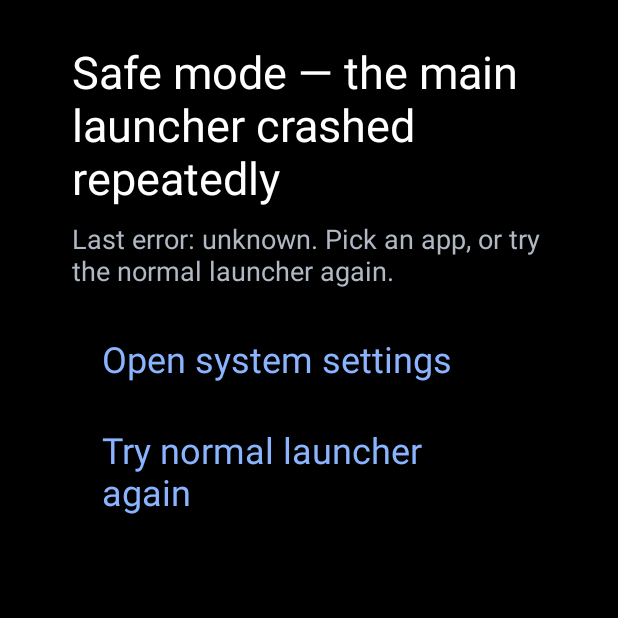
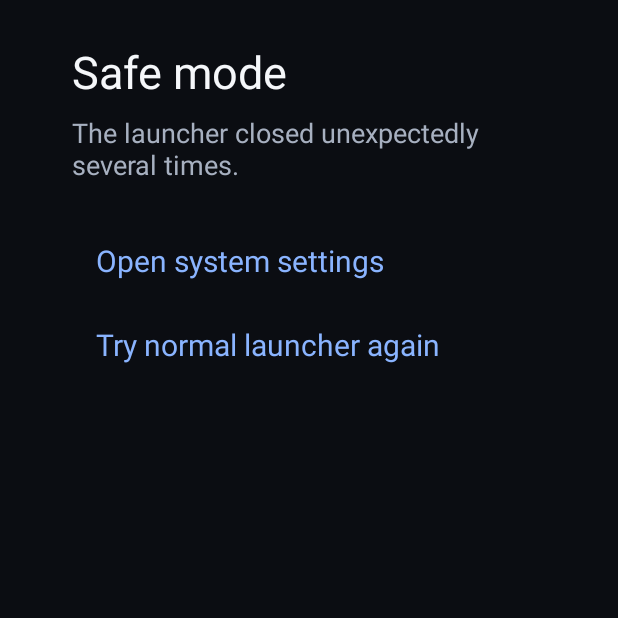
Before and after one commit to krishnaakshath/horizon, an Android app: the SafeModeActivity screen opened directly, with no data from a screen before it, on a phone screen of 412 x 824 dp, the top half of it. Run offline under Robolectric (Android 15) with nearby library versions, the light colour scheme and no system bars.

Commit message:
safe mode: calm, focus-clear screens (still framework-only)
Title plus one calm subtitle line (exception class only), a 640 dp list of
56 dp rows with the same white focus fill and dark text as the launcher's
panels, ways out in the accent colour, and the minimal screen built from the
same rows instead of stock buttons. No launcher Theme, fonts or panel code is
used, so safe mode keeps its independence.

```diff
--- a/launcher/app/src/main/java/dev/tvlauncher/safemode/SafeModeActivity.kt
+++ b/launcher/app/src/main/java/dev/tvlauncher/safemode/SafeModeActivity.kt
@@ -2,13 +2,16 @@ package dev.tvlauncher.safemode
 
 import android.app.Activity
 import android.content.Intent
+import android.content.res.ColorStateList
 import android.graphics.Color
+import android.graphics.drawable.GradientDrawable
+import android.graphics.drawable.StateListDrawable
 import android.os.Bundle
 import android.util.TypedValue
+import android.view.Gravity
 import android.view.View
 import android.view.ViewGroup
 import android.widget.BaseAdapter
-import android.widget.Button
 import android.widget.LinearLayout
 import android.widget.ListView
 import android.widget.TextView
@@ -61,36 +64,49 @@ class SafeModeActivity : Activity() {
 
     private fun buildList() {
         val root = column()
-        root.addView(text(SafeModeList.HEADER, 30f, Color.WHITE))
         val last = try { SafeMode.guard(this).history.lastException } catch (e: Throwable) { null }
-        root.addView(text("Last error: ${last ?: "unknown"}. Pick an app, or try the normal launcher again.", 18f, GREY)
-            .apply { setPadding(0, px(8), 0, px(16)) })
+        header(root, SafeModeList.subtitle(last, minimal = false))
         list = ListView(this).apply {
             itemsCanFocus = false
             divider = null
+            dividerHeight = 0
+            isVerticalScrollBarEnabled = false
+            selector = rounded(FOCUS)
+            setDrawSelectorOnTop(false)
             setOnItemClickListener { _, _, position, _ -> rows.getOrNull(position)?.let(::open) }
         }
-        root.addView(list, LinearLayout.LayoutParams(-1, 0, 1f))
+        root.addView(list, LinearLayout.LayoutParams(px(LIST_W), 0, 1f).apply { topMargin = px(24) })
         setContentView(root)
+    }
+
+    /** Title and one calm line; framework views only. */
+    private fun header(root: LinearLayout, sub: String) {
+        root.addView(text(SafeModeList.TITLE, 30f, TEXT))
+        root.addView(text(sub, 18f, GREY).apply { setPadding(0, px(8), 0, 0) })
     }
 
     /** Minimal screen: framework buttons only, no app list, system Settings first. */
     private fun buildMinimal() {
         list = null
         val root = column()
-        root.addView(text(SafeModeList.HEADER, 30f, Color.WHITE))
+        header(root, SafeModeList.subtitle(null, minimal = true))
         var first: View? = null
         for (row in SafeModeList.minimal(StockLauncher.intent(this) != null, StockLauncher.label(this))) {
             val v: View = if (row is SafeModeList.Row.Notice) {
-                text(row.text, 18f, GREY)
+                text(row.text, 18f, GREY).apply { setPadding(px(16), px(8), px(16), px(8)) }
             } else {
-                Button(this).apply {
-                    text = SafeModeList.label(row)
+                rowView(row).apply {
+                    isFocusable = true
+                    isClickable = true
+                    background = StateListDrawable().apply {
+                        addState(intArrayOf(android.R.attr.state_focused), rounded(FOCUS))
+                        addState(intArrayOf(), rounded(Color.TRANSPARENT))
+                    }
                     setOnClickListener { open(row) }
                 }
             }
-            if (first == null && v is Button) first = v
-            root.addView(v, LinearLayout.LayoutParams(-2, -2).apply { topMargin = px(16) })
+            if (first == null && v.isFocusable) first = v
+            root.addView(v, LinearLayout.LayoutParams(px(LIST_W), -2).apply { topMargin = px(if (first === v) 24 else 4) })
         }
         setContentView(root)
         first?.requestFocus()
@@ -107,18 +123,13 @@ class SafeModeActivity : Activity() {
             override fun getCount() = rows.size
             override fun getItem(position: Int) = rows[position]
             override fun getItemId(position: Int) = position.toLong()
-            override fun getView(position: Int, convertView: View?, parent: ViewGroup): View =
-                ((convertView as? TextView) ?: text("", 24f, Color.WHITE).apply {
-                    setPadding(px(20), px(14), px(20), px(14))
-                }).apply {
-                    val row = rows[position]
+            override fun getView(position: Int, convertView: View?, parent: ViewGroup): View {
+                val row = rows[position]
+                return ((convertView as? TextView) ?: rowView(row)).apply {
                     text = SafeModeList.label(row)
-                    setTextColor(when (row) {
-                        is SafeModeList.Row.App -> Color.WHITE
-                        is SafeModeList.Row.Notice -> GREY
-                        else -> ACCENT
-                    })
+                    setTextColor(colors(row))
                 }
+            }
         }
         l.setSelection(0)
         l.requestFocus()
@@ -159,8 +170,33 @@ class SafeModeActivity : Activity() {
 
     private fun column() = LinearLayout(this).apply {
         orientation = LinearLayout.VERTICAL
-        setBackgroundColor(Color.BLACK)
+        setBackgroundColor(BASE)
         setPadding(px(48), px(27), px(48), px(27))
+    }
+
+    /** One list row: 20 sp, 56 dp tall, dark text on the white focus/selection fill. */
+    private fun rowView(row: SafeModeList.Row) = text(SafeModeList.label(row), 20f, TEXT).apply {
+        minHeight = px(56)
+        gravity = Gravity.CENTER_VERTICAL
+        setPadding(px(16), px(8), px(16), px(8))
+        setTextColor(colors(row))
+    }
+
+    private fun colors(row: SafeModeList.Row): ColorStateList {
+        val rest = when {
+            row is SafeModeList.Row.Notice -> GREY
+            SafeModeList.isAction(row) -> ACCENT
+            else -> TEXT
+        }
+        return ColorStateList(
+            arrayOf(intArrayOf(android.R.attr.state_focused), intArrayOf(android.R.attr.state_selected), intArrayOf()),
+            intArrayOf(DARK, DARK, rest)
+        )
+    }
+
+    private fun rounded(fill: Int) = GradientDrawable().apply {
+        setColor(fill)
+        cornerRadius = px(14).toFloat()
     }
 
     private fun text(s: String, sp: Float, color: Int) = TextView(this).apply {
@@ -174,7 +210,13 @@ class SafeModeActivity : Activity() {
     companion object {
         /** Show the minimal screen (no app list). */
         const val EXTRA_MINIMAL = "dev.tvlauncher.safemode.MINIMAL"
-        private const val GREY = 0xFFB0B8C4.toInt()
+        // Plain literals on purpose: safe mode never touches the launcher Theme or panel code.
+        private const val BASE = 0xFF0B0D12.toInt()
+        private const val TEXT = 0xFFF5F7FA.toInt()
+        private const val DARK = 0xFF0B0D12.toInt()
+        private const val FOCUS = 0xFFF5F7FA.toInt()
+        private const val GREY = 0xFFA7B0C0.toInt()
         private const val ACCENT = 0xFF8AB4FF.toInt()
+        private const val LIST_W = 640
     }
 }
--- a/launcher/app/src/main/java/dev/tvlauncher/safemode/SafeModeList.kt
+++ b/launcher/app/src/main/java/dev/tvlauncher/safemode/SafeModeList.kt
@@ -5,6 +5,17 @@ import dev.tvlauncher.apps.AppEntry
 /** Pure model of the safe-mode list: fixed rows first, then apps (leanback first). */
 object SafeModeList {
     const val HEADER = "Safe mode — the main launcher crashed repeatedly"
+    const val TITLE = "Safe mode"
+
+    /** One calm line under the title; the exception class name only, never a stack trace. */
+    fun subtitle(lastError: String?, minimal: Boolean): String {
+        val what = if (minimal) "The launcher and its safe mode closed unexpectedly." else "The launcher closed unexpectedly several times."
+        val err = lastError?.trim()?.takeIf { it.isNotEmpty() }
+        return if (err != null) "$what Last error: $err." else what
+    }
+
+    /** Fixed way-out rows read as actions (accent), apps as plain rows, notices as quiet text. */
+    fun isAction(row: Row): Boolean = row is Row.TryNormal || row is Row.SystemSettings || row is Row.StockLauncher
     const val STOCK_LAUNCHER = "com.google.android.tvlauncher"
     const val APPS_FAILED = "Could not list apps"
     /** Shown when the stock launcher's own label cannot be read. */
```
Also changed, not shown: 1 other file.
